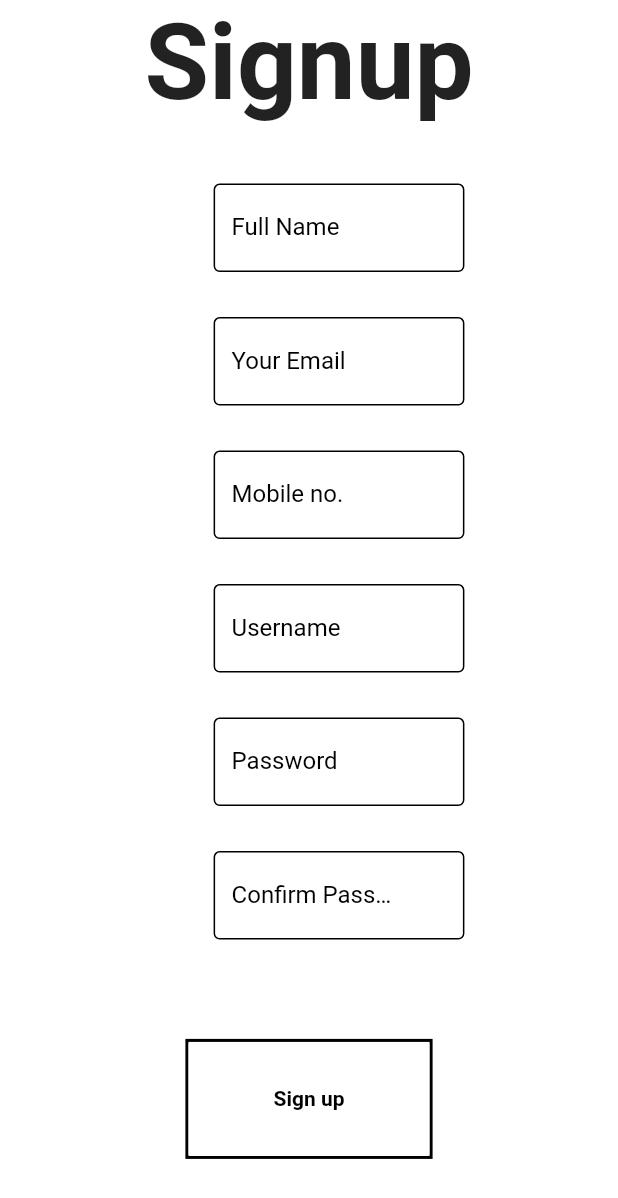
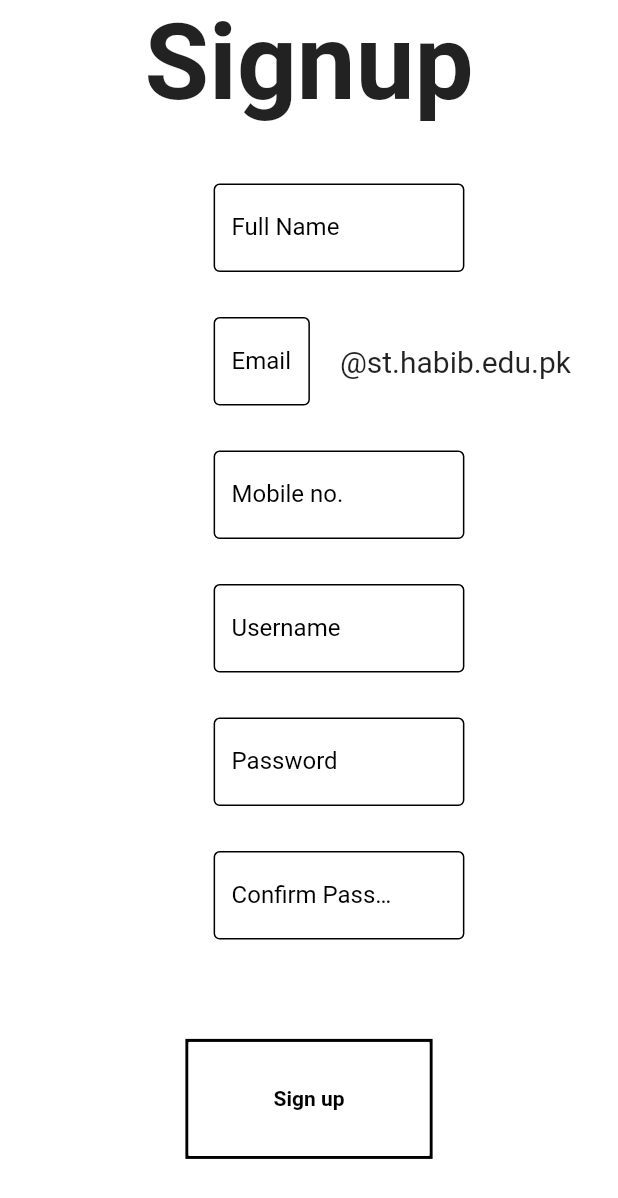
Before and after one commit to m-sabihul-hasan/FindARider.xyz, a Flutter app: the SignUpScreen screen opened directly, on a phone screen of 412 x 824 dp. Shown: the top 1198 px of the screen. Run offline on Flutter 3.47's test engine with Material 2 defaults, Android fonts, the phone set to English and light mode, and no system bars; our stand-ins replace flutter_svg, google_fonts; Roboto replaces fonts that are missing (Yellowtail).

Commit message:
Updated signup screen to match wireframe

```diff
--- a/lib/Screens/Signup/components/body.dart
+++ b/lib/Screens/Signup/components/body.dart
@@ -34,11 +34,17 @@ class Body extends StatelessWidget {
               onChanged: (value) {},
               icon: null,
             ),
-            RoundedInputField(
-              hintText: "Your Email",
-              onChanged: (value) {},
-              icon: null,
-            ),
+            Row(mainAxisAlignment: MainAxisAlignment.start, children: [
+              SizedBox(width: size.width * 0.2),
+              Container(
+                  child: RoundedInputField(
+                hintText: "Email",
+                onChanged: (value) {},
+                icon: null,
+                width: 0.35,
+              )),
+              Text("@st.habib.edu.pk", style: TextStyle(fontSize: 20)),
+            ]),
             RoundedInputField(
               hintText: "Mobile no.",
               onChanged: (value) {},
--- a/lib/components/rounded_input_field.dart
+++ b/lib/components/rounded_input_field.dart
@@ -5,10 +5,12 @@ import 'package:flutter_app/constants.dart';
 class RoundedInputField extends StatelessWidget {
   final String hintText;
   final IconData icon;
+  final double width;
   final ValueChanged<String> onChanged;
   const RoundedInputField({
     Key key,
     this.hintText,
+    this.width = 0.6,
     this.icon = Icons.person,
     this.onChanged,
   }) : super(key: key);
@@ -16,6 +18,7 @@ class RoundedInputField extends StatelessWidget {
   @override
   Widget build(BuildContext context) {
     return TextFieldContainer(
+      width: width,
       child: TextField(
         onChanged: onChanged,
         cursorColor: label_text,
--- a/lib/components/rounded_password_field.dart
+++ b/lib/components/rounded_password_field.dart
@@ -14,6 +14,7 @@ class RoundedPasswordField extends StatelessWidget {
   @override
   Widget build(BuildContext context) {
     return TextFieldContainer(
+      width: 0.6,
       child: TextField(
         obscureText: true,
         onChanged: onChanged,
--- a/lib/components/text_field_container.dart
+++ b/lib/components/text_field_container.dart
@@ -3,9 +3,11 @@ import 'package:flutter_app/constants.dart';
 
 class TextFieldContainer extends StatelessWidget {
   final Widget child;
+  final double width;
   const TextFieldContainer({
     Key key,
     this.child,
+    this.width,
   }) : super(key: key);
 
   @override
@@ -14,7 +16,7 @@ class TextFieldContainer extends StatelessWidget {
     return Container(
       margin: EdgeInsets.symmetric(vertical: 10),
       padding: EdgeInsets.symmetric(horizontal: 20, vertical: 5),
-      width: size.width * 0.6,
+      width: size.width * width,
       decoration: BoxDecoration(
         color: button_text,
         borderRadius: BorderRadius.circular(29),
```
